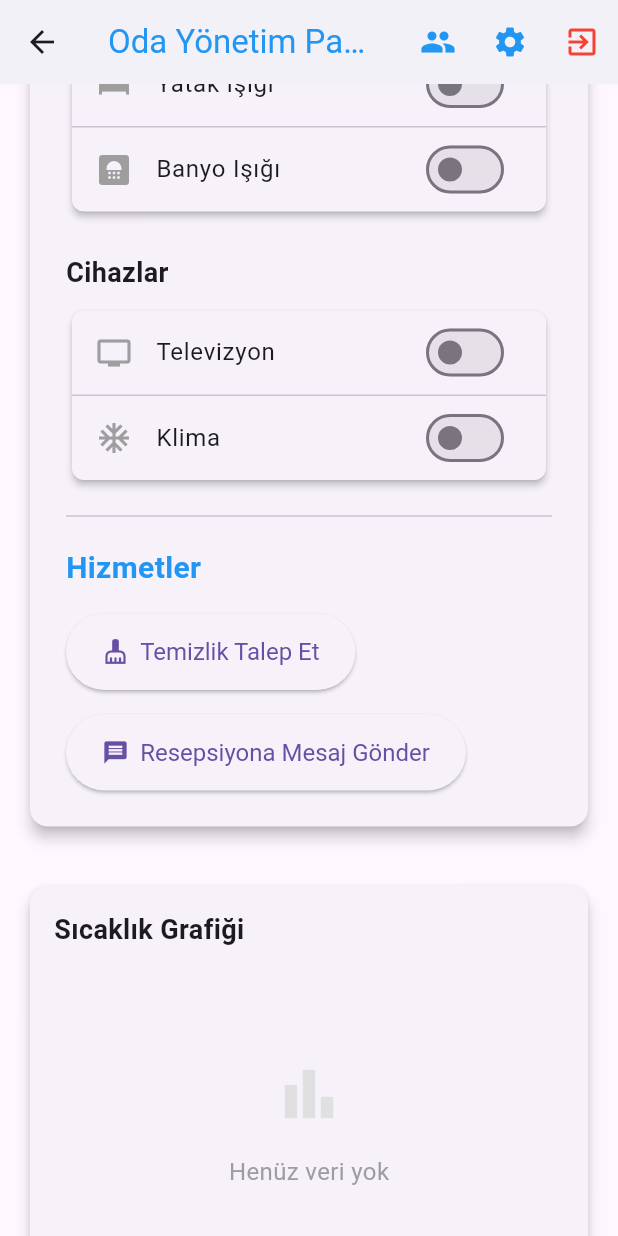
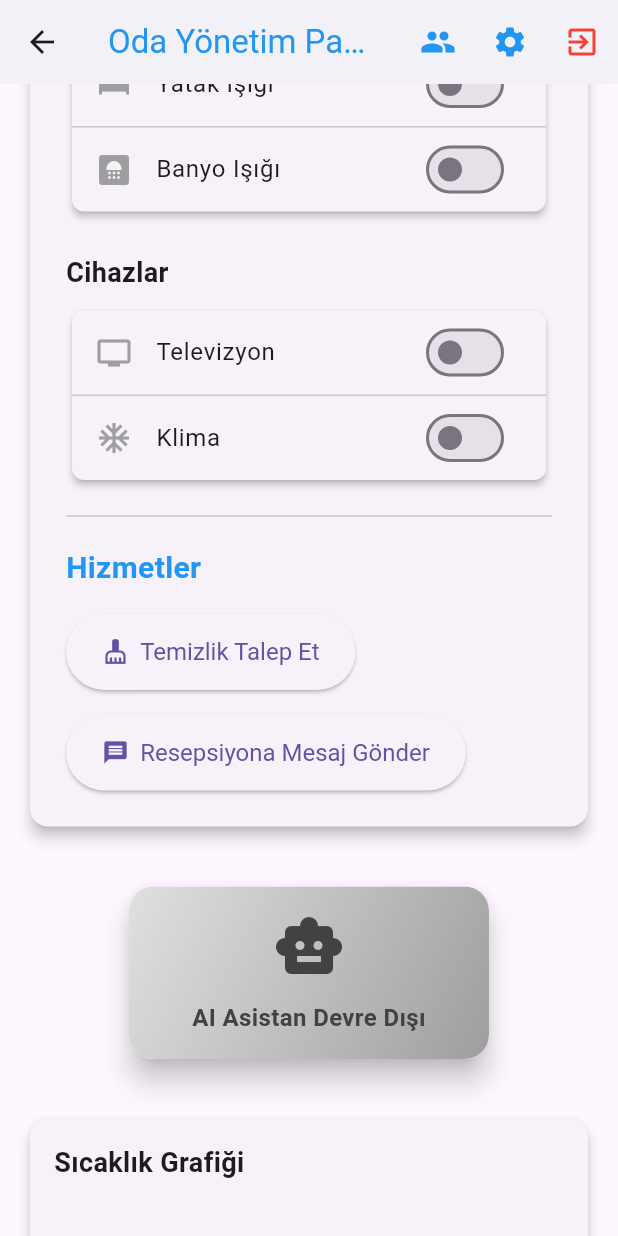
Before and after one commit to myavuzokumus/hotelmind, a Flutter app: the DashboardScreen screen opened directly with empty values, scrolled down 1152 dp, on a phone screen of 412 x 824 dp. Run offline on Flutter 3.47's test engine with Material 3 defaults, Android fonts, the phone set to English and light mode, and no system bars; our stand-ins replace fl_chart, flutter_riverpod, go_router, package_info_plus, shared_preferences; missing offline and left inert: amplify_api, amplify_auth_cognito, amplify_core, amplify_flutter, qr_code_scanner_plus; accounts and stored records are empty.

Commit message:
Add AI assistant toggle with animation and UI feedback

```diff
--- a/lib/screens/dashboard_mixin.dart
+++ b/lib/screens/dashboard_mixin.dart
@@ -6,6 +6,7 @@ mixin _DashboardMixin on ConsumerState<DashboardScreen> {
 
   final ValueNotifier<bool> _isLoggingOut = ValueNotifier<bool>(false);
   bool _isLoading = true;
+  bool _aiAssistantEnabled = false;
 
   late final String _roomId;
   late final String _currentSessionId;
@@ -252,6 +253,34 @@ mixin _DashboardMixin on ConsumerState<DashboardScreen> {
     }
   }
 
+  // dashboard_mixin.dart dosyasına ekleyin
+  void _toggleAI(bool value) {
+    setState(() {
+      _aiAssistantEnabled = value;
+    });
+
+    // Eğer aktive edildiyse animasyonu başlat, aksi halde durdur
+    if (_aiAssistantEnabled) {
+      _aiButtonAnimController.repeat();
+    } else {
+      _aiButtonAnimController.stop();
+    }
+
+    // EventBus üzerinden olayı yayınla
+    //ref.read(eventBusProvider).publish(
+    //  'AI Asistan ${_aiAssistantEnabled ? "aktifleştirildi" : "devre dışı bırakıldı"}',
+    //);
+
+    ScaffoldMessenger.of(context).showSnackBar(
+      SnackBar(
+        content: Text(_aiAssistantEnabled
+            ? 'AI Asistan aktifleştirildi'
+            : 'AI Asistan devre dışı bırakıldı'),
+        backgroundColor: _aiAssistantEnabled ? Colors.green : Colors.grey,
+      ),
+    );
+  }
+
   // YENİ: Yardımcı metotlar
   String _getLightName(String type) {
     switch (type) {
@@ -377,9 +406,35 @@ mixin _DashboardMixin on ConsumerState<DashboardScreen> {
     _eventSub.cancel();
     _isLoggingOut.dispose();
     _sensorService.dispose();
+    _aiButtonAnimController.dispose();
     super.dispose();
   }
 
+  // dashboard_mixin.dart dosyasına AnimationController ekleyin
+  late AnimationController _aiButtonAnimController;
+  late Animation<Color?> _aiButtonColorAnimation;
+  final List<Color> _aiButtonColors = [
+    Colors.purple,
+    Colors.blue,
+    Colors.cyan,
+    Colors.green,
+    Colors.teal,
+    Colors.indigo,
+  ];
+
+  // Animasyon controller'ı başlatma işlemini ayır
+  void initAIAnimation(TickerProvider vsync) {
+    _aiButtonAnimController = AnimationController(
+      duration: Duration(seconds: 3),
+      vsync: vsync, // State'ten gelen vsync kullanılıyor
+    )..repeat();
+
+    _aiButtonColorAnimation = _aiButtonAnimController
+        .drive(
+        ColorTween(begin: _aiButtonColors.first, end: _aiButtonColors.last)
+            .chain(CurveTween(curve: Curves.easeInOut))
+    );
+  }
 
 
 }
--- a/lib/screens/dashboard_screen.dart
+++ b/lib/screens/dashboard_screen.dart
@@ -32,7 +32,16 @@ class DashboardScreen extends ConsumerStatefulWidget {
   ConsumerState<DashboardScreen> createState() => _DashboardScreenState();
 }
 
-class _DashboardScreenState extends ConsumerState<DashboardScreen> with _DashboardMixin {
+class _DashboardScreenState extends ConsumerState<DashboardScreen> with _DashboardMixin, SingleTickerProviderStateMixin {
+
+  // _DashboardScreenState içinde initState metoduna ekle
+  @override
+  void initState() {
+    super.initState();
+
+    // Mixin'deki animasyon başlatma metodunu çağır ve this (TickerProvider) geçir
+    initAIAnimation(this);
+  }
 
   Future<void> _showSettingsDialog() async {
     showDialog(
@@ -544,6 +553,10 @@ class _DashboardScreenState extends ConsumerState<DashboardScreen> with _Dashboa
 
                     SizedBox(height: 32),
 
+                    Center(child: _buildAIButton()),
+
+                    SizedBox(height: 32),
+
                     // Sensör grafikleri - Web için uyarlandı
                     LayoutBuilder(
                         builder: (context, constraints) {
@@ -753,4 +766,62 @@ class _DashboardScreenState extends ConsumerState<DashboardScreen> with _Dashboa
       ),
     );
   }
+
+  Widget _buildAIButton() {
+    return AnimatedBuilder(
+      animation: _aiButtonAnimController,
+      builder: (context, child) {
+        final Color currentColor = _aiAssistantEnabled
+            ? _aiButtonColors[(_aiButtonAnimController.value * (_aiButtonColors.length - 1)).round()]
+            : Colors.grey.shade600;
+
+        return Card(
+          elevation: 8,
+          shape: RoundedRectangleBorder(borderRadius: BorderRadius.circular(16)),
+          clipBehavior: Clip.antiAlias,
+          child: InkWell(
+            onTap: () => _toggleAI(!_aiAssistantEnabled),
+            child: Container(
+              width: 240,
+              padding: EdgeInsets.symmetric(vertical: 16),
+              decoration: BoxDecoration(
+                gradient: _aiAssistantEnabled
+                    ? LinearGradient(
+                  colors: [currentColor.withValues(alpha: 0.7), currentColor],
+                  begin: Alignment.topLeft,
+                  end: Alignment.bottomRight,
+                )
+                    : LinearGradient(
+                  colors: [Colors.grey.shade300, Colors.grey.shade500],
+                  begin: Alignment.topLeft,
+                  end: Alignment.bottomRight,
+                ),
+                borderRadius: BorderRadius.circular(16),
+              ),
+              child: Column(
+                mainAxisSize: MainAxisSize.min,
+                children: [
+                  Icon(
+                    Icons.smart_toy,
+                    size: 48,
+                    color: _aiAssistantEnabled ? Colors.white : Colors.grey.shade800,
+                  ),
+                  SizedBox(height: 12),
+                  Text(
+                    _aiAssistantEnabled ? 'AI Asistan Aktif' : 'AI Asistan Devre Dışı',
+                    style: TextStyle(
+                      fontSize: 16,
+                      fontWeight: FontWeight.bold,
+                      color: _aiAssistantEnabled ? Colors.white : Colors.grey.shade800,
+                    ),
+                  ),
+                ],
+              ),
+            ),
+          ),
+        );
+      },
+    );
+  }
+
 }
```
